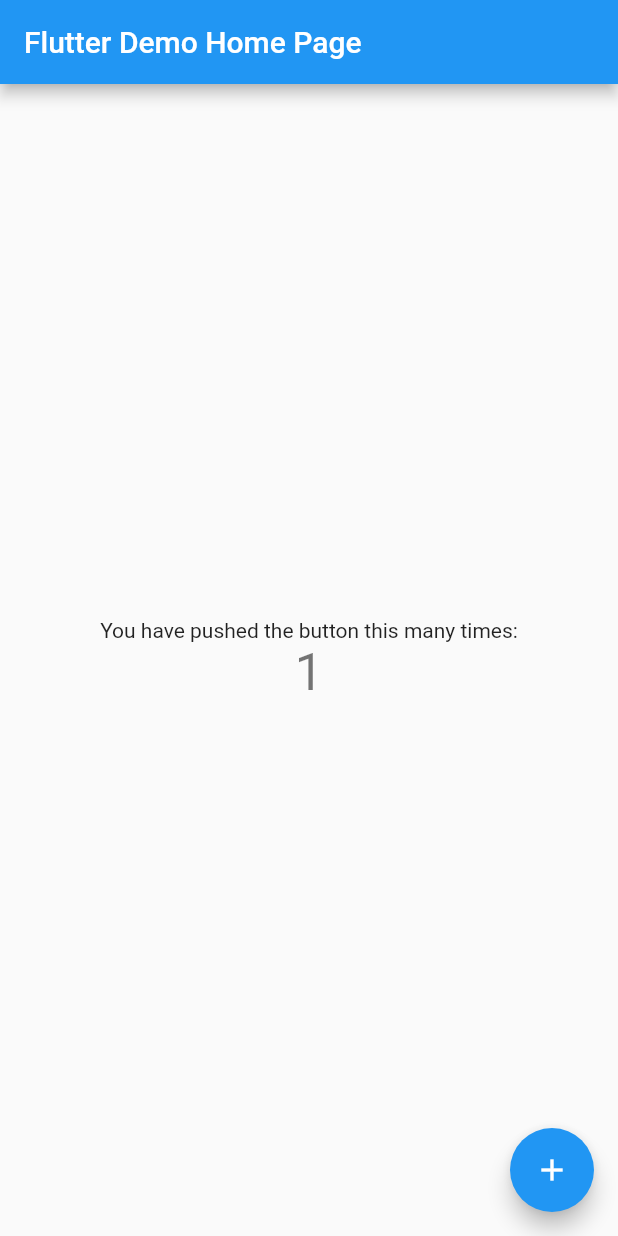
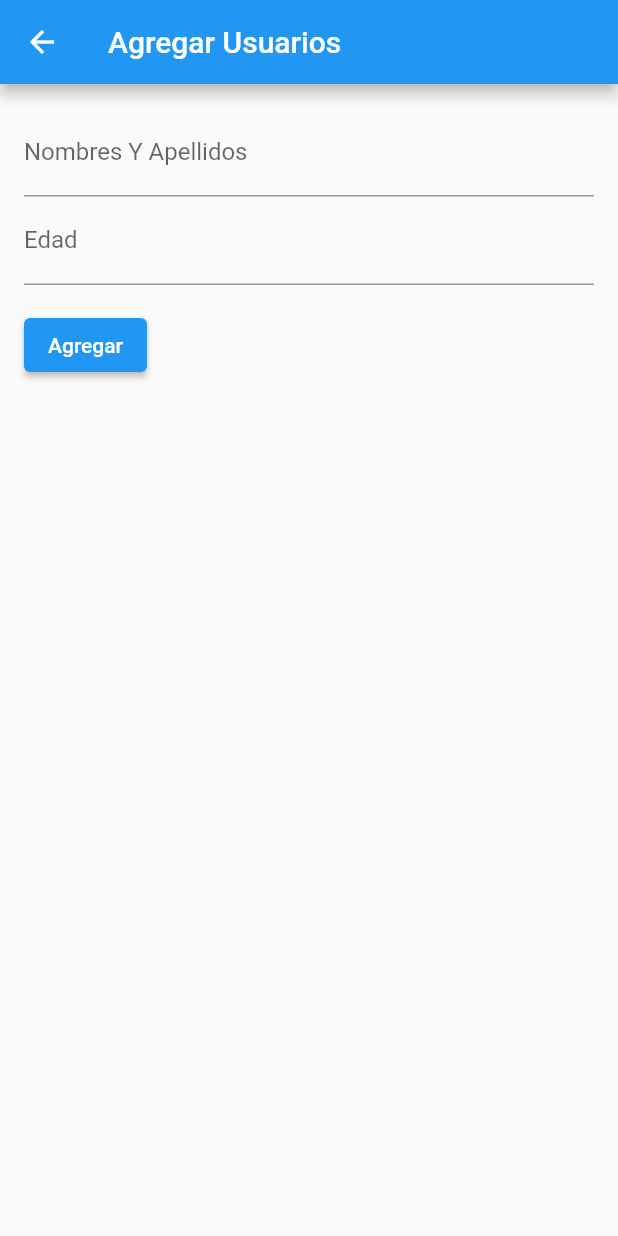
Before and after one commit to julibyjuliee/ucn-mobile-project, a Flutter app: the screen it shows after launch, after a tap on the "add" icon, on a phone screen of 412 x 824 dp. Run offline on Flutter 3.47's test engine with Material 2 defaults, Android fonts, the phone set to English and light mode, and no system bars; our stand-ins replace cloud_firestore, firebase_core; accounts and stored records are empty.

Commit message:
Se sube parte de CRUD: Listar, conexion a db, parte de agregar

```diff
--- a/lib/main.dart
+++ b/lib/main.dart
@@ -1,10 +1,12 @@
+import 'firebase_options.dart';
 import 'package:flutter/material.dart';
-//Importacion firbase
+import 'package:prueba/pages/home.dart';
+import 'package:prueba/pages/add_name.dart';
 import 'package:firebase_core/firebase_core.dart';
-import 'firebase_options.dart';
 
-void main() async{
-    WidgetsFlutterBinding.ensureInitialized();
+
+void main() async {
+  WidgetsFlutterBinding.ensureInitialized();
   await Firebase.initializeApp(
     options: DefaultFirebaseOptions.currentPlatform,
   );
@@ -17,106 +19,13 @@ class MyApp extends StatelessWidget {
   // This widget is the root of your application.
   @override
   Widget build(BuildContext context) {
-    return MaterialApp(
-      title: 'Flutter Demo',
-      theme: ThemeData(
-        // This is the theme of your application.
-        //
-        // Try running your application with "flutter run". You'll see the
-        // application has a blue toolbar. Then, without quitting the app, try
-        // changing the primarySwatch below to Colors.green and then invoke
-        // "hot reload" (press "r" in the console where you ran "flutter run",
-        // or simply save your changes to "hot reload" in a Flutter IDE).
-        // Notice that the counter didn't reset back to zero; the application
-        // is not restarted.
-        primarySwatch: Colors.blue,
-      ),
-      home: const MyHomePage(title: 'Flutter Demo Home Page'),
+    return  MaterialApp(
+      title: 'Bienvenido A Nuestra App',
+      initialRoute: '/',
+      routes: {
+        '/' : (context) => const MyHomePage(),
+        '/addPage' : (context) => const AddPage(),
+      }
     );
   }
 }
-
-class MyHomePage extends StatefulWidget {
-  const MyHomePage({super.key, required this.title});
-
-  // This widget is the home page of your application. It is stateful, meaning
-  // that it has a State object (defined below) that contains fields that affect
-  // how it looks.
-
-  // This class is the configuration for the state. It holds the values (in this
-  // case the title) provided by the parent (in this case the App widget) and
-  // used by the build method of the State. Fields in a Widget subclass are
-  // always marked "final".
-
-  final String title;
-
-  @override
-  State<MyHomePage> createState() => _MyHomePageState();
-}
-
-class _MyHomePageState extends State<MyHomePage> {
-  int _counter = 0;
-
-  void _incrementCounter() {
-    setState(() {
-      // This call to setState tells the Flutter framework that something has
-      // changed in this State, which causes it to rerun the build method below
-      // so that the display can reflect the updated values. If we changed
-      // _counter without calling setState(), then the build method would not be
-      // called again, and so nothing would appear to happen.
-      _counter++;
-    });
-  }
-
-  @override
-  Widget build(BuildContext context) {
-    // This method is rerun every time setState is called, for instance as done
-    // by the _incrementCounter method above.
-    //
-    // The Flutter framework has been optimized to make rerunning build methods
-    // fast, so that you can just rebuild anything that needs updating rather
-    // than having to individually change instances of widgets.
-    return Scaffold(
-      appBar: AppBar(
-        // Here we take the value from the MyHomePage object that was created by
-        // the App.build method, and use it to set our appbar title.
-        title: Text(widget.title),
-      ),
-      body: Center(
-        // Center is a layout widget. It takes a single child and positions it
-        // in the middle of the parent.
-        child: Column(
-          // Column is also a layout widget. It takes a list of children and
-          // arranges them vertically. By default, it sizes itself to fit its
-          // children horizontally, and tries to be as tall as its parent.
-          //
-          // Invoke "debug painting" (press "p" in the console, choose the
-          // "Toggle Debug Paint" action from the Flutter Inspector in Android
-          // Studio, or the "Toggle Debug Paint" command in Visual Studio Code)
-          // to see the wireframe for each widget.
-          //
-          // Column has various properties to control how it sizes itself and
-          // how it positions its children. Here we use mainAxisAlignment to
-          // center the children vertically; the main axis here is the vertical
-          // axis because Columns are vertical (the cross axis would be
-          // horizontal).
-          mainAxisAlignment: MainAxisAlignment.center,
-          children: <Widget>[
-            const Text(
-              'You have pushed the button this many times:',
-            ),
-            Text(
-              '$_counter',
-              style: Theme.of(context).textTheme.headlineMedium,
-            ),
-          ],
-        ),
-      ),
-      floatingActionButton: FloatingActionButton(
-        onPressed: _incrementCounter,
-        tooltip: 'Increment',
-        child: const Icon(Icons.add),
-      ), // This trailing comma makes auto-formatting nicer for build methods.
-    );
-  }
-}
--- /dev/null
+++ b/lib/pages/add_name.dart
@@ -0,0 +1,86 @@
+import '../services/personas.dart';
+import 'package:flutter/material.dart';
+import '../services/firebase_service.dart';
+
+class AddPage extends StatefulWidget {
+  const AddPage({
+    Key? key,
+  }) : super(key: key);
+
+  // This widget is the home page of your application. It is stateful, meaning
+  // that it has a State object (defined below) that contains fields that affect
+  // how it looks.
+
+  // This class is the configuration for the state. It holds the values (in this
+  // case the title) provided by the parent (in this case the App widget) and
+  // used by the build method of the State. Fields in a Widget subclass are
+  // always marked "final".
+
+  @override
+  State<AddPage> createState() => _AddPageState();
+}
+
+class _AddPageState extends State<AddPage> {
+  final _formKey = GlobalKey<FormState>();
+  TextEditingController nombreController = TextEditingController();
+  TextEditingController edadController = TextEditingController();
+
+  TextEditingController textController = TextEditingController(text: "");
+  // String _nombre, _apellido, _correo;
+
+  void agregarUsuario() async {
+    String nombre = nombreController.text;
+    int edad = int.parse(edadController.text);
+
+    Person person = Person(nombre: nombre, edad: edad);
+
+    await addPersonasToFirestore(person);
+  }
+
+  @override
+  Widget build(BuildContext context) {
+    return Scaffold(
+      appBar: AppBar(
+        title: const Text('Agregar Usuarios'),
+      ),
+      body: Padding(
+        padding: const EdgeInsets.all(16.0),
+        child: Form(
+          key: _formKey,
+          child: Column(
+            crossAxisAlignment: CrossAxisAlignment.start,
+            children: <Widget>[
+              TextFormField(
+                controller: nombreController,
+                decoration: const InputDecoration(
+                  labelText: 'Nombres Y Apellidos',
+                ),
+              ),
+              TextFormField(
+                controller: edadController,
+                decoration: const InputDecoration(
+                  labelText: 'Edad',
+                ),
+              ),
+              Padding(
+                padding: const EdgeInsets.symmetric(vertical: 16.0),
+                child: ElevatedButton(
+                  onPressed: () {
+                    /* if (_formKey.currentState.validate()) {
+                      _formKey.currentState.save();
+                      _agregarUsuario();
+                    } */
+                    agregarUsuario();
+                    print(nombreController.text);
+                    print(edadController.text);
+                  },
+                  child: const Text('Agregar'),
+                ),
+              ),
+            ],
+          ),
+        ),
+      ),
+    );
+  }
+}
--- /dev/null
+++ b/lib/pages/home.dart
@@ -0,0 +1,59 @@
+import 'package:flutter/material.dart';
+import 'package:prueba/services/firebase_service.dart';
+
+
+
+class MyHomePage extends StatefulWidget {
+  const MyHomePage({
+    Key? key,
+  }) : super(key: key);
+
+  // This widget is the home page of your application. It is stateful, meaning
+  // that it has a State object (defined below) that contains fields that affect
+  // how it looks.
+
+  // This class is the configuration for the state. It holds the values (in this
+  // case the title) provided by the parent (in this case the App widget) and
+  // used by the build method of the State. Fields in a Widget subclass are
+  // always marked "final".
+
+  @override
+  State<MyHomePage> createState() => _MyHomePageState();
+}
+
+class _MyHomePageState extends State<MyHomePage> {
+
+  @override
+  Widget build(BuildContext context) {
+    return Scaffold(
+        appBar: AppBar(
+          title: const Text('Home'),
+        ),
+        body: FutureBuilder(
+            future: getPersonas(),
+            builder: ((context, snapshot) {
+              if (snapshot.hasData) {
+                return ListView.builder(
+                    itemCount: snapshot.data?.length,
+                    itemBuilder: (context, index) {
+                      // String edad = snapshot.data?[index]['edad']?.toString() ?? '';
+                      return Column(children: [
+                        Text(snapshot.data?[index]['nombre']),
+                        // Text(edad),
+                      ]);
+                    });
+              } else {
+                return const Center(
+                  child: CircularProgressIndicator(),
+                );
+              }
+            })),
+            floatingActionButton: FloatingActionButton(
+              onPressed: (){
+                Navigator.pushNamed(context, '/addPage');
+              },
+              child: const Icon(Icons.add),
+            ),
+            );
+  }
+}
--- /dev/null
+++ b/lib/services/firebase_service.dart
@@ -0,0 +1,27 @@
+import 'package:prueba/services/personas.dart';
+import 'package:cloud_firestore/cloud_firestore.dart';
+
+//Crear instancia de la base de datos
+FirebaseFirestore db = FirebaseFirestore.instance;
+
+//Funcion para listar los datos
+
+Future<List> getPersonas() async {
+  List persona = [];
+  CollectionReference collectionReferencePersonas = db.collection('personas');
+
+  QuerySnapshot query = await collectionReferencePersonas.get();
+
+  query.docs.forEach((documento) {
+    //se le agrega la data que viene en la db en la lista persona
+    persona.add(documento.data());
+  });
+
+  return persona;
+}
+
+//Registrar Usuarios
+
+Future<void> addPersonasToFirestore(Person person) async {
+  await FirebaseFirestore.instance.collection('personas').add(person.toMap());
+}
--- /dev/null
+++ b/lib/services/personas.dart
@@ -0,0 +1,13 @@
+class Person {
+  final String nombre;
+  final int edad;
+
+  Person({required this.nombre, required this.edad});
+
+  Map<String, dynamic> toMap() {
+    return {
+      'nombre': nombre,
+      'edad': edad,
+    };
+  }
+}
--- a/pubspec.yaml
+++ b/pubspec.yaml
@@ -35,7 +35,10 @@ dependencies:
   # The following adds the Cupertino Icons font to your application.
   # Use with the CupertinoIcons class for iOS style icons.
   cupertino_icons: ^1.0.2
+
+  #Dependecias de firebase
   firebase_core: ^2.10.0
+  cloud_firestore: ^4.6.0
 
 dev_dependencies:
   flutter_test:
```
Also changed, not shown: pubspec.lock, 3 other files.
